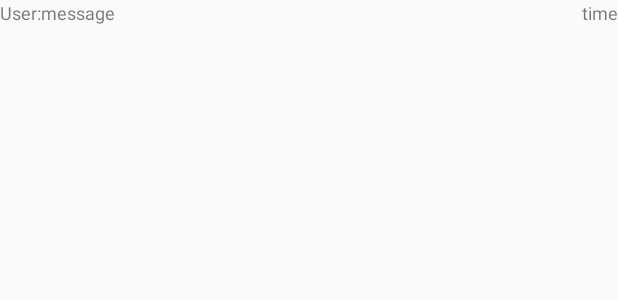
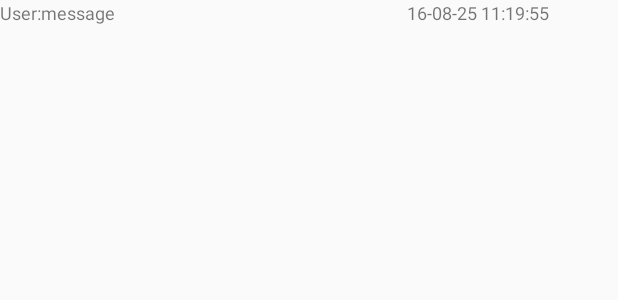
Before and after one commit to Atlas0904/Project_FollowWe, an Android app: the layout map_info_window_chat_msg_listview.xml on its own in the app's theme, with its tools: preview values and no code run, on a phone screen of 412 x 824 dp. Shown: the top 300 px of the screen. Run offline under Robolectric (Android 15) with nearby library versions, the phone set to English and light mode, and no system bars.

Commit message:
[Android][Project][Follow We] Feature click on marker and enter your message
Symptom:
Root Cause:
Solution:
Project:
Note:
Test done by RD:
Further testing need Q team's support:

```diff
--- a/app/src/main/java/com/as/atlas/googlemapfollowwe/Utils.java
+++ b/app/src/main/java/com/as/atlas/googlemapfollowwe/Utils.java
@@ -255,7 +255,8 @@ public class Utils {
     }
 
     public static String getCurrentTimeStamp() {
-        SimpleDateFormat sdfDate = new SimpleDateFormat("yyyy-MM-dd HH:mm:ss.SSS");
+//        SimpleDateFormat sdfDate = new SimpleDateFormat("yyyy-MM-dd HH:mm:ss.SSS");
+        SimpleDateFormat sdfDate = new SimpleDateFormat("yy-MM-dd HH:mm:ss");
         Date now = new Date();
         String strDate = sdfDate.format(now);
         return strDate;
--- a/app/src/main/res/layout/map_info_window_chat_msg_listview.xml
+++ b/app/src/main/res/layout/map_info_window_chat_msg_listview.xml
@@ -8,8 +8,11 @@
         android:id="@+id/textViewListViewUserName"
         android:layout_width="wrap_content"
         android:layout_height="wrap_content"
-        android:text="User:"
-        android:textSize="12dp" />
+        android:text="User"
+        android:textSize="12dp"
+        android:layout_alignParentTop="true"
+        android:layout_alignParentLeft="true"
+        android:layout_alignParentStart="true" />
 
     <TextView
         android:id="@+id/textViewListViewMsg"
@@ -18,17 +21,29 @@
         android:text="message"
         android:textSize="12dp"
         android:layout_alignParentTop="true"
-        android:layout_toRightOf="@+id/textViewListViewUserName"
-        android:layout_toEndOf="@+id/textViewListViewUserName" />
+        android:layout_toRightOf="@+id/textView3"
+        android:layout_toEndOf="@+id/textView3" />
 
     <TextView
         android:layout_width="wrap_content"
         android:layout_height="wrap_content"
-        android:text="time"
+        android:text="16-08-25 11:19:55"
         android:id="@+id/textViewListViewTime"
         android:textSize="12dp"
-        android:layout_alignBottom="@+id/textViewListViewMsg"
+        android:layout_marginRight="46dp"
+        android:layout_marginEnd="46dp"
+        android:layout_alignParentTop="true"
         android:layout_alignParentRight="true"
         android:layout_alignParentEnd="true" />
 
+    <TextView
+        android:layout_width="wrap_content"
+        android:layout_height="wrap_content"
+        android:text=":"
+        android:id="@+id/textView3"
+        android:layout_alignParentTop="true"
+        android:layout_toRightOf="@+id/textViewListViewUserName"
+        android:layout_toEndOf="@+id/textViewListViewUserName"
+        android:textSize="12dp" />
+
 </RelativeLayout>
```
Also changed, not shown: app/src/main/java/com/as/atlas/googlemapfollowwe/MapInfoWindowAdapter.java (+12 -11 lines), app/src/main/java/com/as/atlas/googlemapfollowwe/MapsActivity.java (+16 -7 lines), app/src/main/res/layout/dialog_input_chat_message.xml (+6 -1 lines).
